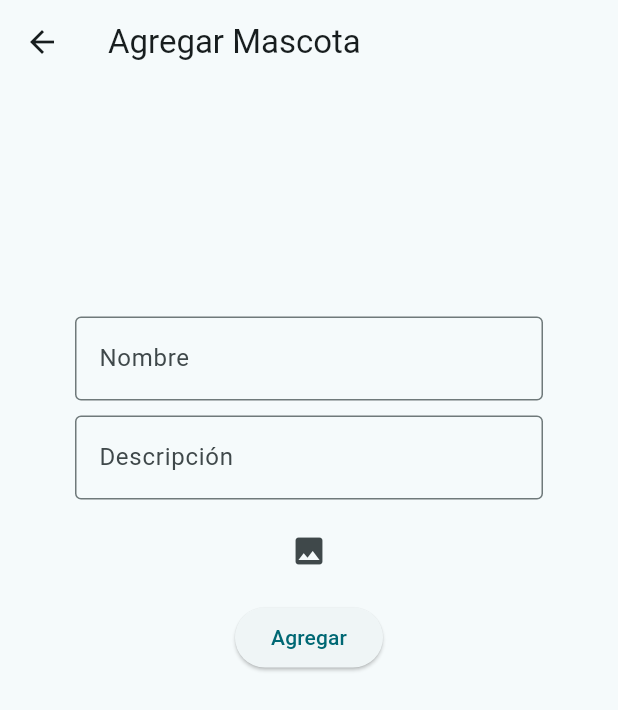
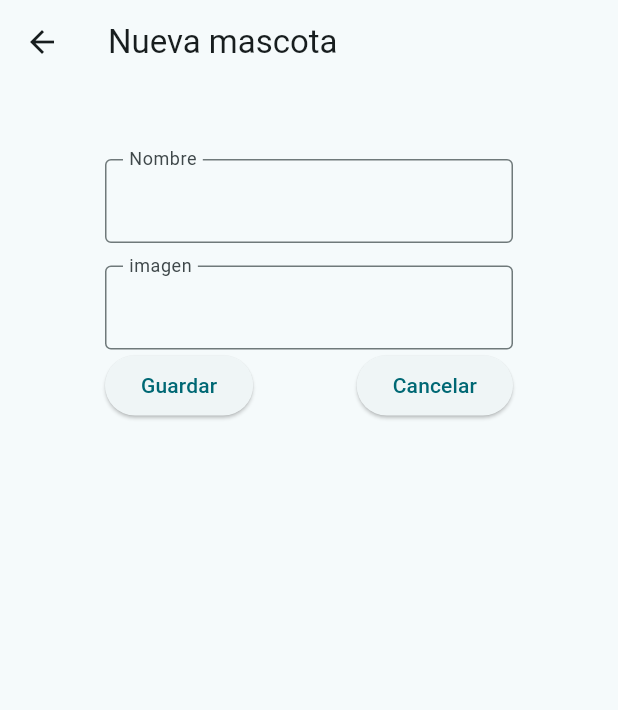
Before and after one commit to O-Luna/ProyectoMoviles1, a Flutter app: the screen it shows once a user with an empty profile is signed in, after a tap on the "add" icon, on a phone screen of 412 x 824 dp. Shown: the top 710 px of the screen. Run offline on Flutter 3.47's test engine with Material 3 defaults, Android fonts, the phone set to English and light mode, and no system bars; our stand-ins replace cloud_firestore, firebase_auth, firebase_core; missing offline and left inert: firebase_ui_auth, firebase_ui_oauth_google, flutter_osm_plugin; accounts and stored records are empty; network calls fail.

Commit message:
Se cambió la pantalla principal de estar hardcodeada a que funcione con firebase, se puede agregar y eliminar por el momento

```diff
--- a/proyecto/lib/informacion/mascotas.dart
+++ b/proyecto/lib/informacion/mascotas.dart
@@ -33,8 +33,6 @@ const mascotas_perdidas = [
 
   descripcion:'última ubicación conocida'
 
-
-
  ),
   Mascotas(
   id:'c2',
--- a/proyecto/lib/main.dart
+++ b/proyecto/lib/main.dart
@@ -27,7 +27,6 @@ class MyApp extends StatelessWidget {
       builder: (context, provider, child) {
         return MaterialApp(
           theme: provider.currentTheme,
-         // home: InicioSesion(),
          home: AuthGate(),
         );
       },
--- a/proyecto/lib/pantallas/agregar.dart
+++ b/proyecto/lib/pantallas/agregar.dart
@@ -1,86 +1,93 @@
 import 'package:flutter/material.dart';
+import 'package:provider/provider.dart';
+import 'package:proyecto/pantallas/principal.dart';
+import 'package:proyecto/providers/providers.dart';
 
-class Agregar extends StatefulWidget {
-  const Agregar({super.key});
+class Add extends StatefulWidget {
+  const Add({super.key, required this.editar, required this.id});
+  final int editar;
+  final String id;
 
   @override
-  State<Agregar> createState() => _AgregarState();
+  State<Add> createState() => _AddState();
 }
 
-class _AgregarState extends State<Agregar> {
-  TextEditingController firstFieldController=TextEditingController();
+class _AddState extends State<Add> {
+  final TextEditingController nombre = TextEditingController();
+  final TextEditingController imagg = TextEditingController();
+
+  @override
   @override
   Widget build(BuildContext context) {
+    final productsProvider = Provider.of<Providers>(context, listen: false);
+    productsProvider.getProducts();
+
+    return Consumer<Providers>(
+      builder: (context, productsProvider, child) {
         return Scaffold(
           appBar: AppBar(
-        title: const Text('Agregar Mascota'),
+            title: const Text('Nueva mascota'),
           ),
-      body: Padding(
-        padding: const EdgeInsets.fromLTRB(50, 150, 50, 370),
+          body: Column(
+            children: [
+              Padding(
+                padding: const EdgeInsets.fromLTRB(70, 50, 70, 40),
                 child: Column(
-          mainAxisAlignment: MainAxisAlignment.spaceAround,
                   children: [
                     TextField(
-              controller: firstFieldController,
+                      controller: nombre,
                       keyboardType: TextInputType.text,
                       decoration: const InputDecoration(
                         labelText: 'Nombre',
-              floatingLabelBehavior: FloatingLabelBehavior.auto,
-              border: OutlineInputBorder()
-              )
+                        floatingLabelBehavior: FloatingLabelBehavior.always,
+                        border: OutlineInputBorder(),
                       ),
-
+                    ),
+                    const Padding(padding: EdgeInsets.fromLTRB(0, 15, 0, 0)),
                     TextField(
-              controller: firstFieldController,
+                      controller: imagg,
                       keyboardType: TextInputType.text,
                       decoration: const InputDecoration(
-              labelText: 'Descripción',
-              floatingLabelBehavior: FloatingLabelBehavior.auto,
-              border: OutlineInputBorder()
-              )
+                        labelText: 'imagen',
+                        floatingLabelBehavior: FloatingLabelBehavior.always,
+                        border: OutlineInputBorder(),
                       ),
-
-            IconButton(
-              onPressed: (){
-                ScaffoldMessenger.of(context).showSnackBar(
-                  SnackBar(
-                    duration: Duration(seconds: 5),
-                    content: Text('Pendiente: Falta poder añadir la foto de la mascota'),
-                    action: SnackBarAction(
-                      label: 'Cerrar',
+                    ),
+                    Row(
+                      mainAxisAlignment: MainAxisAlignment.spaceBetween,
+                      children: [
+                        ElevatedButton(
                           onPressed: () {
+                            final name = nombre.text;
+                            final imag = imagg.text;
+                            if (name != "" && imag != "") {
+                              if (widget.editar == 0) {
+                                productsProvider.addProduct(name, imag);
+                              } else {
+                                productsProvider.updateProduct(widget.id, name, imag);
                               }
-                    )
-                  )
+                            }
+                          },
+                          child: const Text("Guardar"),
+                        ),
+                        ElevatedButton(
+                          onPressed: () {
+                            Navigator.push(
+                              context,
+                              MaterialPageRoute(builder: (context) => const Principal()),
                             );
                           },
-            icon: Icon(Icons.photo)),
-
-            ElevatedButton(
-              onPressed: (){
-                ScaffoldMessenger.of(context).showSnackBar(
-                  SnackBar(
-                    duration: Duration(seconds: 5),
-                    content: Text('Pendiente: Falta agregar la mascota a la lista'),
-                    action: SnackBarAction(
-                      label: 'Cerrar',
-                      onPressed: () {
-                      }
+                          child: const Text("Cancelar"),
+                        ),
+                      ],
                     )
+                  ],
+                ),
               )
+            ],
+          ),
         );
       },
-              child: Text("Agregar"),
-            ),
-
-
-
-          ],
-
-
-
-        ),
-      ),
     );
   }
 }
--- a/proyecto/lib/pantallas/detalles.dart
+++ b/proyecto/lib/pantallas/detalles.dart
@@ -24,7 +24,6 @@ class DetalleMascota extends StatelessWidget {
         child: Column(
           crossAxisAlignment: CrossAxisAlignment.start,
           children: [
-            // Imagen de la mascota
             SizedBox(
               width: double.infinity,
               height: 300,
--- a/proyecto/lib/pantallas/principal.dart
+++ b/proyecto/lib/pantallas/principal.dart
@@ -1,11 +1,8 @@
 import 'package:flutter/material.dart';
 import 'package:provider/provider.dart';
-import 'package:proyecto/informacion/mascotas.dart';
-import 'package:proyecto/informacion/modelo.dart';
+import 'package:cloud_firestore/cloud_firestore.dart';
 import 'package:proyecto/pantallas/agregar.dart';
-import 'package:proyecto/pantallas/configuracion.dart';
 import 'package:proyecto/pantallas/detalles.dart';
-import 'package:proyecto/pantallas/perdidos.dart';
 import 'package:proyecto/providers/providers.dart';
 
 class Principal extends StatefulWidget {
@@ -16,39 +13,41 @@ class Principal extends StatefulWidget {
 }
 
 class _PrincipalState extends State<Principal> {
-  var currentPageIndex = 0;
-  //List<Mascotas> mascotasList = List.from(infomascotas);
+  @override
+  void initState() {
+    super.initState();
 
- //color: provider.isDarkMode ? Colors.grey: Colors.white,
+    Provider.of<Providers>(context, listen: false).getProducts();
+  }
+
   @override
   Widget build(BuildContext context) {
-    final provider = Provider.of<Providers>(context);
     return Scaffold(
-      body:
-
-      ReorderableListView(
+      body: Consumer<Providers>(
+        builder: (context, provider, child) {
+          return ReorderableListView(
             padding: const EdgeInsets.symmetric(horizontal: 16, vertical: 20),
             children: [
-          for (int index = 0; index < provider.mascotasList.length; index++)
+              for (int index = 0; index < provider.products.length; index++)
                 Container(
-            key: ValueKey(provider.mascotasList[index]),
+                  key: ValueKey(provider.products[index]['id']),
                   child: Padding(
                     padding: const EdgeInsets.only(bottom: 12),
                     child: InkWell(
                       onTap: () {
-                  Navigator.push(
+                       /* Navigator.push(
                           context,
                           MaterialPageRoute(
                             builder: (context) => DetalleMascota(
-                        mascota: provider.mascotasList[index],
+                              mascota: provider.products[index],
                             ),
                           ),
-                  );
+                        );*/
                       },
                       child: Container(
                         height: 120,
                         decoration: BoxDecoration(
-                    color: provider.isDarkMode ? Colors.grey: Colors.white,
+                          color: provider.isDarkMode ? Colors.grey : Colors.white,
                           borderRadius: BorderRadius.circular(20),
                         ),
                         child: Row(
@@ -57,12 +56,13 @@ class _PrincipalState extends State<Principal> {
                               width: 110,
                               height: 115,
                               decoration: BoxDecoration(
-                          borderRadius: BorderRadius.only(
+                                borderRadius: const BorderRadius.only(
                                   topLeft: Radius.circular(20),
                                   bottomLeft: Radius.circular(20),
                                 ),
                                 image: DecorationImage(
-                            image: NetworkImage(provider.mascotasList[index].imageUrl),
+                                  image: NetworkImage(provider.products[index]['imagen'] ??
+                                    'https://via.placeholder.com/110x115'),
                                   fit: BoxFit.cover,
                                 ),
                               ),
@@ -74,17 +74,45 @@ class _PrincipalState extends State<Principal> {
                                   mainAxisAlignment: MainAxisAlignment.spaceBetween,
                                   children: [
                                     Text(
-                                provider.mascotasList[index].title,
-                                style: TextStyle(
+                                      provider.products[index]['nombre'] ?? 'Sin nombre',
+                                      style: const TextStyle(
                                         fontSize: 20,
                                         fontWeight: FontWeight.w500,
                                         color: Colors.black87,
                                       ),
                                     ),
-                              Icon(
-                                Icons.arrow_forward_ios,
+                                    Row(
+                                      children: [
+                                        IconButton(
+                                          icon: const Icon(
+                                            Icons.edit,
                                             size: 20,
                                             color: Colors.grey,
+                                          ),
+                                          onPressed: () {
+                                           /*
+                                            Navigator.push(
+                                              context,
+                                              MaterialPageRoute(
+                                                builder: (context) => Agregar(
+                                                  editar: 1,
+                                                  id: provider.products[index]['id'],
+                                                ),
+                                              ),
+                                            );*/
+                                          },
+                                        ),
+                                        IconButton(
+                                          icon: const Icon(
+                                            Icons.delete,
+                                            size: 20,
+                                            color: Colors.grey,
+                                          ),
+                                          onPressed: () {
+                                            provider.deleteProduct(provider.products[index]['id']);
+                                          },
+                                        ),
+                                      ],
                                     ),
                                   ],
                                 ),
@@ -96,20 +124,29 @@ class _PrincipalState extends State<Principal> {
                     ),
                   ),
                 )
+            ],
+            onReorder: (int oldIndex, int newIndex) async {
+              if (newIndex > oldIndex) {
+                newIndex -= 1;
+              }
+              final CollectionReference mascotas =
+              FirebaseFirestore.instance.collection('Tus_Mascotas');
 
-        ],
-        onReorder: (int oldIndex, int newIndex) {
-          provider.reorderMascotas(oldIndex, newIndex);
+              final item = provider.products.removeAt(oldIndex);
+              provider.products.insert(newIndex, item);
+              provider.notifyListeners();
+            },
+          );
         },
       ),
       floatingActionButton: FloatingActionButton(
         onPressed: () {
           Navigator.push(
             context,
-            MaterialPageRoute(builder: (context) => Agregar()),
+            MaterialPageRoute(builder: (context) => Add(editar: 0, id: "0")),
           );
         },
-        child: Icon(Icons.add),
+        child: const Icon(Icons.add),
       ),
     );
   }
--- a/proyecto/lib/providers/providers.dart
+++ b/proyecto/lib/providers/providers.dart
@@ -1,6 +1,7 @@
 import 'package:flutter/material.dart';
 import 'package:proyecto/informacion/mascotas.dart';
 import 'package:proyecto/informacion/modelo.dart';
+import 'package:cloud_firestore/cloud_firestore.dart';
 
 class Providers with ChangeNotifier {
   bool _ActivDarkMode = false;
@@ -8,6 +9,9 @@ class Providers with ChangeNotifier {
 
   List<Mascotas> _mascotasList = List.from(infomascotas);
   List<Mascotas> get mascotasList => _mascotasList;
+
+  List<Map<String, dynamic>> _products = [];
+  List<Map<String, dynamic>> get products => _products;
 
   int _currentPageIndex=0;
   int get currentPageIndex => _currentPageIndex;
@@ -47,4 +51,43 @@ class Providers with ChangeNotifier {
       seedColor: const Color.fromARGB(255, 97, 96, 96),
     ),
   );
+
+
+    Future<void> getProducts() async {
+    QuerySnapshot snapshot = await FirebaseFirestore.instance.collection('Tus_Mascotas').get();
+    _products = snapshot.docs.map((doc){final data=doc.data() as Map<String, dynamic>; data['id']=doc.id;return data;}).toList();
+    notifyListeners();
+  }
+
+
+  Future<void> deleteProduct(String productId) async {
+
+    CollectionReference products = FirebaseFirestore.instance.collection('Tus_Mascotas');
+    await products.doc(productId).delete().catchError((error) { print("Failed to delete product: $error"); });
+    _products.removeWhere((product) => product['id'] == productId);
+    notifyListeners();
+  }
+
+  Future<void> addProduct(String name, String imag) async {
+  CollectionReference products = FirebaseFirestore.instance.collection('Tus_Mascotas');
+  await  products.add({
+    'nombre': name,
+    'imagen': imag,
+
+  });
+  await getProducts();
+
+  }
+
+  Future<void> updateProduct(String productId, String newName, String newImag) {
+    CollectionReference products = FirebaseFirestore.instance.collection('Tus_Mascotas');
+
+    return products.doc(productId).update({
+      'name': newName,
+      'imagen': newImag,
+
+    })
+      .then((value) => print("Product name updated successfully!"))
+      .catchError((error) => print("Failed to update product name: $error"));
+  }
 }
--- a/proyecto/pubspec.yaml
+++ b/proyecto/pubspec.yaml
@@ -42,6 +42,7 @@ dependencies:
   firebase_ui_auth: ^1.16.0
   google_sign_in: ^6.2.1
   firebase_ui_oauth_google: ^1.4.0
+  cloud_firestore: ^5.4.5
 
 dev_dependencies:
   flutter_test:
```
Also changed, not shown: proyecto/lib/firebase/datosfire.dart (added), proyecto/pubspec.lock, 4 other files. Lines whose indentation alone changed are shown as unchanged.
